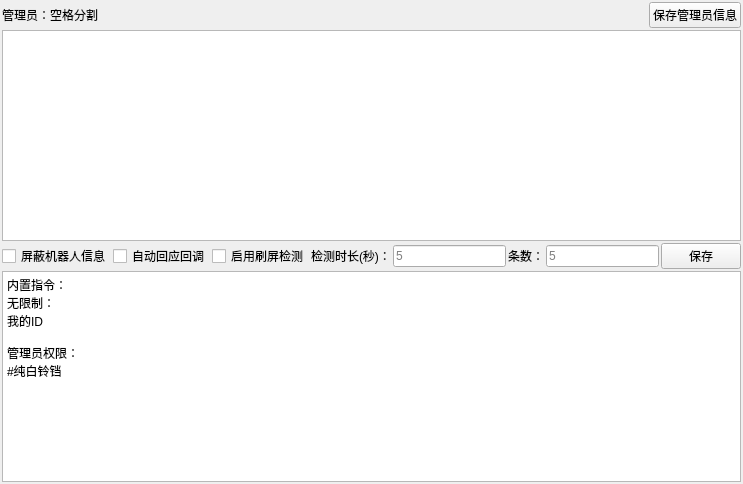
This is ui/qunguan.ui in qiancao1/chun_bai_ling as Qt 5 draws it before an edit. The edited form follows.
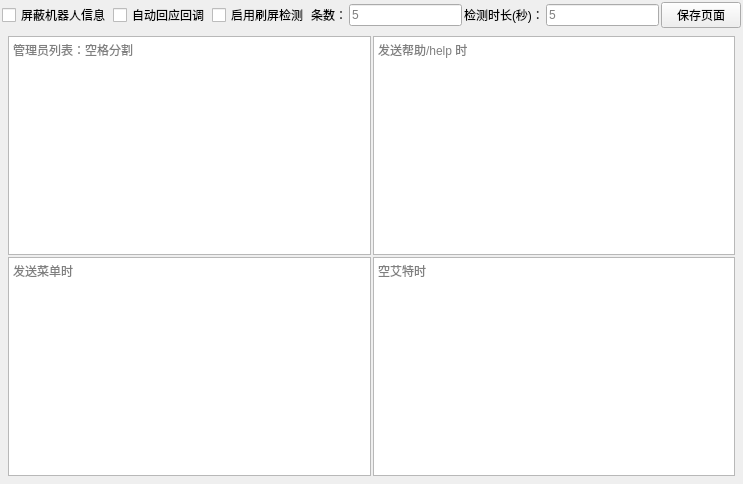
This is the edited form.

Commit message: 增加 一些指令

The edit to the form file:
```diff
--- a/ui/qunguan.ui
+++ b/ui/qunguan.ui
@@ -32,46 +32,6 @@
    <item>
     <layout class="QHBoxLayout" name="horizontalLayout">
      <item>
-      <widget class="QLabel" name="label_3">
-       <property name="text">
-        <string>管理员：空格分割</string>
-       </property>
-      </widget>
-     </item>
-     <item>
-      <spacer name="horizontalSpacer">
-       <property name="orientation">
-        <enum>Qt::Horizontal</enum>
-       </property>
-       <property name="sizeHint" stdset="0">
-        <size>
-         <width>40</width>
-         <height>20</height>
-        </size>
-       </property>
-      </spacer>
-     </item>
-     <item>
-      <widget class="QPushButton" name="pushButton_2">
-       <property name="text">
-        <string>保存管理员信息</string>
-       </property>
-      </widget>
-     </item>
-    </layout>
-   </item>
-   <item>
-    <widget class="QTextEdit" name="textEdit"/>
-   </item>
-   <item>
-    <layout class="QHBoxLayout" name="horizontalLayout_2">
-     <property name="spacing">
-      <number>2</number>
-     </property>
-     <property name="leftMargin">
-      <number>0</number>
-     </property>
-     <item>
       <widget class="QCheckBox" name="checkBox_2">
        <property name="text">
         <string>屏蔽机器人信息</string>
@@ -92,20 +52,6 @@
        </property>
       </widget>
      </item>
-     <item>
-      <widget class="QLabel" name="label">
-       <property name="text">
-        <string>检测时长(秒)：</string>
-       </property>
-      </widget>
-     </item>
-     <item>
-      <widget class="QLineEdit" name="time_Edit">
-       <property name="placeholderText">
-        <string>5</string>
-       </property>
-      </widget>
-     </item>
      <item>
       <widget class="QLabel" name="label_2">
        <property name="text">
@@ -113,6 +59,20 @@
        </property>
       </widget>
      </item>
+     <item>
+      <widget class="QLineEdit" name="time_Edit">
+       <property name="placeholderText">
+        <string>5</string>
+       </property>
+      </widget>
+     </item>
+     <item>
+      <widget class="QLabel" name="label">
+       <property name="text">
+        <string>检测时长(秒)：</string>
+       </property>
+      </widget>
+     </item>
      <item>
       <widget class="QLineEdit" name="tiao_Edit">
        <property name="placeholderText">
@@ -123,30 +83,65 @@
      <item>
       <widget class="QPushButton" name="pushButton">
        <property name="text">
-        <string>保存</string>
+        <string>保存页面</string>
        </property>
       </widget>
      </item>
     </layout>
    </item>
    <item>
-    <widget class="QTextEdit" name="textEdit_2">
-     <property name="html">
-      <string>&lt;!DOCTYPE HTML PUBLIC &quot;-//W3C//DTD HTML 4.0//EN&quot; &quot;http://www.w3.org/TR/REC-html40/strict.dtd&quot;&gt;
+    <layout class="QGridLayout" name="gridLayout">
+     <property name="leftMargin">
+      <number>6</number>
+     </property>
+     <property name="topMargin">
+      <number>6</number>
+     </property>
+     <property name="rightMargin">
+      <number>6</number>
+     </property>
+     <property name="bottomMargin">
+      <number>6</number>
+     </property>
+     <item row="1" column="1">
+      <widget class="QTextEdit" name="textEdit_3">
+       <property name="placeholderText">
+        <string>空艾特时</string>
+       </property>
+      </widget>
+     </item>
+     <item row="1" column="0">
+      <widget class="QTextEdit" name="textEdit_2">
+       <property name="html">
+        <string>&lt;!DOCTYPE HTML PUBLIC &quot;-//W3C//DTD HTML 4.0//EN&quot; &quot;http://www.w3.org/TR/REC-html40/strict.dtd&quot;&gt;
 &lt;html&gt;&lt;head&gt;&lt;meta name=&quot;qrichtext&quot; content=&quot;1&quot; /&gt;&lt;meta charset=&quot;utf-8&quot; /&gt;&lt;style type=&quot;text/css&quot;&gt;
 p, li { white-space: pre-wrap; }
 hr { height: 1px; border-width: 0; }
 li.unchecked::marker { content: &quot;\2610&quot;; }
 li.checked::marker { content: &quot;\2612&quot;; }
 &lt;/style&gt;&lt;/head&gt;&lt;body style=&quot; font-family:'Microsoft YaHei UI'; font-size:9pt; font-weight:400; font-style:normal;&quot;&gt;
-&lt;p style=&quot; margin-top:0px; margin-bottom:0px; margin-left:0px; margin-right:0px; -qt-block-indent:0; text-indent:0px;&quot;&gt;内置指令：&lt;/p&gt;
-&lt;p style=&quot; margin-top:0px; margin-bottom:0px; margin-left:0px; margin-right:0px; -qt-block-indent:0; text-indent:0px;&quot;&gt;无限制：&lt;/p&gt;
-&lt;p style=&quot; margin-top:0px; margin-bottom:0px; margin-left:0px; margin-right:0px; -qt-block-indent:0; text-indent:0px;&quot;&gt;我的ID&lt;/p&gt;
-&lt;p style=&quot;-qt-paragraph-type:empty; margin-top:0px; margin-bottom:0px; margin-left:0px; margin-right:0px; -qt-block-indent:0; text-indent:0px;&quot;&gt;&lt;br /&gt;&lt;/p&gt;
-&lt;p style=&quot; margin-top:0px; margin-bottom:0px; margin-left:0px; margin-right:0px; -qt-block-indent:0; text-indent:0px;&quot;&gt;管理员权限：&lt;/p&gt;
-&lt;p style=&quot; margin-top:0px; margin-bottom:0px; margin-left:0px; margin-right:0px; -qt-block-indent:0; text-indent:0px;&quot;&gt;#纯白铃铛&lt;/p&gt;&lt;/body&gt;&lt;/html&gt;</string>
-     </property>
-    </widget>
+&lt;p style=&quot;-qt-paragraph-type:empty; margin-top:0px; margin-bottom:0px; margin-left:0px; margin-right:0px; -qt-block-indent:0; text-indent:0px;&quot;&gt;&lt;br /&gt;&lt;/p&gt;&lt;/body&gt;&lt;/html&gt;</string>
+       </property>
+       <property name="placeholderText">
+        <string>发送菜单时</string>
+       </property>
+      </widget>
+     </item>
+     <item row="0" column="0">
+      <widget class="QTextEdit" name="textEdit">
+       <property name="placeholderText">
+        <string>管理员列表：空格分割</string>
+       </property>
+      </widget>
+     </item>
+     <item row="0" column="1">
+      <widget class="QTextEdit" name="textEdit_4">
+       <property name="placeholderText">
+        <string>发送帮助/help 时</string>
+       </property>
+      </widget>
+     </item>
+    </layout>
    </item>
   </layout>
  </widget>
```
The commit also changes 16 other files.
